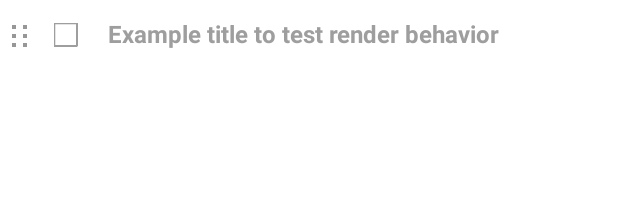
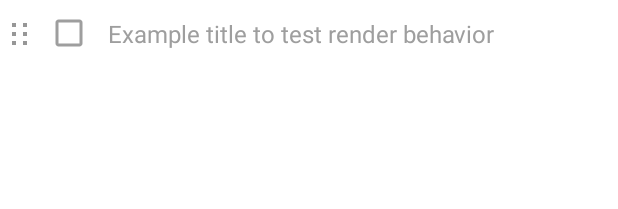
Before and after one commit to iniquitousone/dailydo, an Android app: the layout task_entry.xml on its own in the app's theme, with its tools: preview values and no code run, on a phone screen of 412 x 824 dp. Shown: the top 209 px of the screen. Run offline under Robolectric (Android 15) with nearby library versions, the phone set to English and light mode, and no system bars.

Commit message:
Fix empty list views, update checkboxes to Material.

```diff
--- a/app/src/main/java/com/finaldrive/dailydo/NotificationsActivity.java
+++ b/app/src/main/java/com/finaldrive/dailydo/NotificationsActivity.java
@@ -8,7 +8,6 @@ import android.content.DialogInterface;
 import android.content.Intent;
 import android.media.RingtoneManager;
 import android.net.Uri;
-import android.os.Build;
 import android.os.Bundle;
 import android.provider.Settings;
 import android.support.v7.app.ActionBarActivity;
@@ -28,7 +27,6 @@ import android.widget.ToggleButton;
 
 import com.finaldrive.dailydo.domain.Alarm;
 import com.finaldrive.dailydo.fragment.TimePickerFragment;
-import com.finaldrive.dailydo.helper.ActionBarStyleHelper;
 import com.finaldrive.dailydo.helper.TimeFormatHelper;
 import com.finaldrive.dailydo.helper.TranslateAnimationHelper;
 import com.finaldrive.dailydo.listener.ListViewScrollListener;
@@ -73,9 +71,11 @@ public class NotificationsActivity extends ActionBarActivity {
         alarmList = dailyDoDatabaseHelper.getAlarmEntries();
         alarmArrayAdapter = new AlarmArrayAdapter(this, R.layout.alarm_entry, alarmList);
         final View newAlarmButton = findViewById(R.id.new_alarm_button);
+        final View emptyListView = findViewById(R.id.empty_alarm_list_view);
         listView = (ListView) findViewById(R.id.alarm_list_view);
         listView.setAdapter(alarmArrayAdapter);
         listView.setChoiceMode(ListView.CHOICE_MODE_SINGLE);
+        listView.setEmptyView(emptyListView);
         listView.setOnScrollListener(new ListViewScrollListener(listView) {
             @Override
             public void onDownwardScroll() {
--- a/app/src/main/res/drawable/selector_toggle.xml
+++ b/app/src/main/res/drawable/selector_toggle.xml
@@ -3,5 +3,4 @@
 <selector xmlns:android="http://schemas.android.com/apk/res/android">
     <item android:drawable="@drawable/shape_on_circle" android:state_checked="true" />
     <item android:drawable="@drawable/shape_off_circle" android:state_checked="false" />
-    <item android:drawable="@drawable/shape_off_circle" />
 </selector>
--- a/app/src/main/res/layout/task_entry.xml
+++ b/app/src/main/res/layout/task_entry.xml
@@ -14,9 +14,8 @@
         android:layout_height="wrap_content"
         android:layout_alignParentLeft="true"
         android:layout_alignParentTop="true"
-        android:layout_marginTop="8dp"
-        android:gravity="center_vertical"
-        android:minWidth="@dimen/content_left_indent"
+        android:gravity="top"
+        android:minWidth="@dimen/task_entry_left_indent"
         android:orientation="horizontal"
         android:paddingTop="6dp">
 
@@ -24,16 +23,16 @@
             android:id="@+id/task_entry_grabber"
             android:layout_width="wrap_content"
             android:layout_height="wrap_content"
+            android:layout_marginTop="8dp"
             android:layout_marginLeft="8dp"
-            android:layout_marginRight="12dp"
+            android:layout_marginRight="6dp"
             android:src="@drawable/ic_dragger" />
 
         <CheckBox
             android:id="@+id/task_entry_checkbox"
             android:layout_width="wrap_content"
             android:layout_height="wrap_content"
-            android:button="@drawable/selector_toggle_checkbox"
-            android:clickable="false" />
+            android:clickable="true" />
 
     </LinearLayout>
 
@@ -60,8 +59,7 @@
             android:maxLines="1"
             android:text="Example title to test render behavior"
             android:textColor="@color/gray"
-            android:textSize="16sp"
-            android:textStyle="bold" />
+            android:textSize="16sp" />
 
         <ImageView
             android:id="@+id/task_entry_separator"
@@ -82,20 +80,12 @@
             android:maxLines="3"
             android:paddingTop="2dp"
             android:text="Example note to test render behavior"
-            android:textColor="@color/silver"
+            android:fontFamily="san-serif-light"
+            android:textColor="@color/gray"
             android:textSize="14sp"
             android:visibility="gone" />
 
     </LinearLayout>
-
-    <!-- This is a hack to get a wider touch area atop the CheckBox -->
-    <View
-        android:id="@+id/task_entry_checkbox_touch"
-        android:layout_width="32dp"
-        android:layout_height="48dp"
-        android:layout_marginRight="12dp"
-        android:layout_toLeftOf="@id/task_entry_content"
-        android:clickable="true" />
 
     <ImageView
         android:layout_width="match_parent"
--- a/app/src/main/res/values-v21/styles.xml
+++ b/app/src/main/res/values-v21/styles.xml
@@ -5,11 +5,13 @@
         <item name="actionBarStyle">@style/MainActionBarStyle</item>
         <item name="colorPrimary">@color/amber</item>
         <item name="colorPrimaryDark">@color/dark_amber</item>
+        <item name="colorAccent">@color/teal</item>
+        <item name="colorControlNormal">@color/gray</item>
     </style>
 
     <style name="MainActionBarStyle" parent="Widget.AppCompat.Light.ActionBar">
         <item name="background">@color/amber</item>
-        <item name="elevation">1dp</item>
+        <item name="elevation">2dp</item>
     </style>
 
     <!-- Details theme -->
@@ -17,11 +19,13 @@
         <item name="actionBarStyle">@style/DetailsActionBarStyle</item>
         <item name="colorPrimary">@color/teal</item>
         <item name="colorPrimaryDark">@color/dark_teal</item>
+        <item name="colorAccent">@color/teal</item>
+        <item name="colorControlNormal">@color/gray</item>
     </style>
 
     <style name="DetailsActionBarStyle" parent="Widget.AppCompat.Light.ActionBar">
         <item name="background">@color/teal</item>
-        <item name="elevation">1dp</item>
+        <item name="elevation">2dp</item>
     </style>
 
     <!-- Transparent theme designed for the SnoozePickerActivity -->
--- a/app/src/main/res/values/dimens.xml
+++ b/app/src/main/res/values/dimens.xml
@@ -7,5 +7,6 @@
     <dimen name="listview_divider_height">6dp</dimen>
     <dimen name="actionbar_height">56dp</dimen>
     <dimen name="actionbar_expanded_height">128dp</dimen>
-    <dimen name="content_left_indent">72dp</dimen>
+    <dimen name="content_left_indent">60dp</dimen>
+    <dimen name="task_entry_left_indent">72dp</dimen>
 </resources>
--- a/app/src/main/res/values/styles.xml
+++ b/app/src/main/res/values/styles.xml
@@ -4,11 +4,13 @@
         <item name="actionBarStyle">@style/MainActionBarStyle</item>
         <item name="colorPrimary">@color/amber</item>
         <item name="colorPrimaryDark">@color/dark_amber</item>
+        <item name="colorAccent">@color/teal</item>
+        <item name="colorControlNormal">@color/gray</item>
     </style>
 
     <style name="MainActionBarStyle" parent="Widget.AppCompat.Light.ActionBar">
         <item name="background">@color/amber</item>
-        <item name="elevation">1dp</item>
+        <item name="elevation">2dp</item>
     </style>
 
     <!-- Details theme -->
@@ -16,11 +18,13 @@
         <item name="actionBarStyle">@style/DetailsActionBarStyle</item>
         <item name="colorPrimary">@color/teal</item>
         <item name="colorPrimaryDark">@color/dark_teal</item>
+        <item name="colorAccent">@color/teal</item>
+        <item name="colorControlNormal">@color/gray</item>
     </style>
 
     <style name="DetailsActionBarStyle" parent="Widget.AppCompat.Light.ActionBar">
         <item name="background">@color/teal</item>
-        <item name="elevation">1dp</item>
+        <item name="elevation">2dp</item>
     </style>
 
     <!-- Transparent theme designed for the SnoozePickerActivity -->
```
Also changed, not shown: app/src/main/java/com/finaldrive/dailydo/MainActivity.java (+5 -8 lines), app/src/main/java/com/finaldrive/dailydo/TaskDetailsActivity.java (+0 -10 lines), app/src/main/java/com/finaldrive/dailydo/helper/ActionBarStyleHelper.java (deleted, +0 -36 lines), app/src/main/java/com/finaldrive/dailydo/helper/TimeFormatHelper.java (+10 -1 lines), app/src/main/res/layout/activity_task_details.xml (+5 -9 lines).
